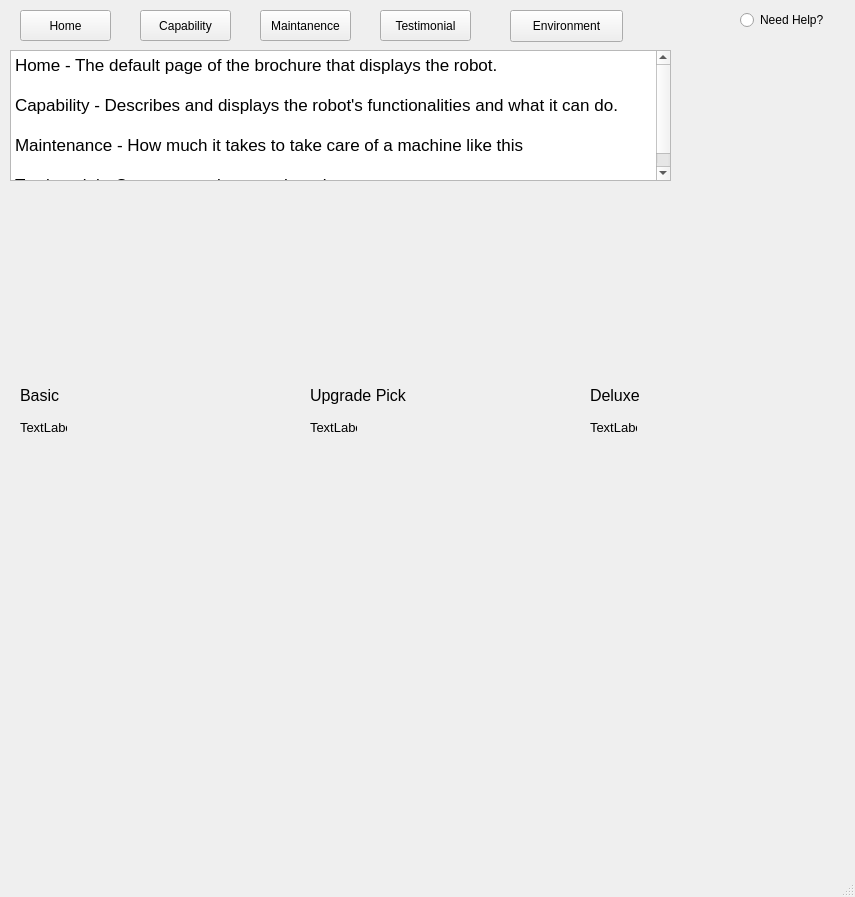
Team-llamas/Project-1, file brochure/home.ui: the form before one commit.
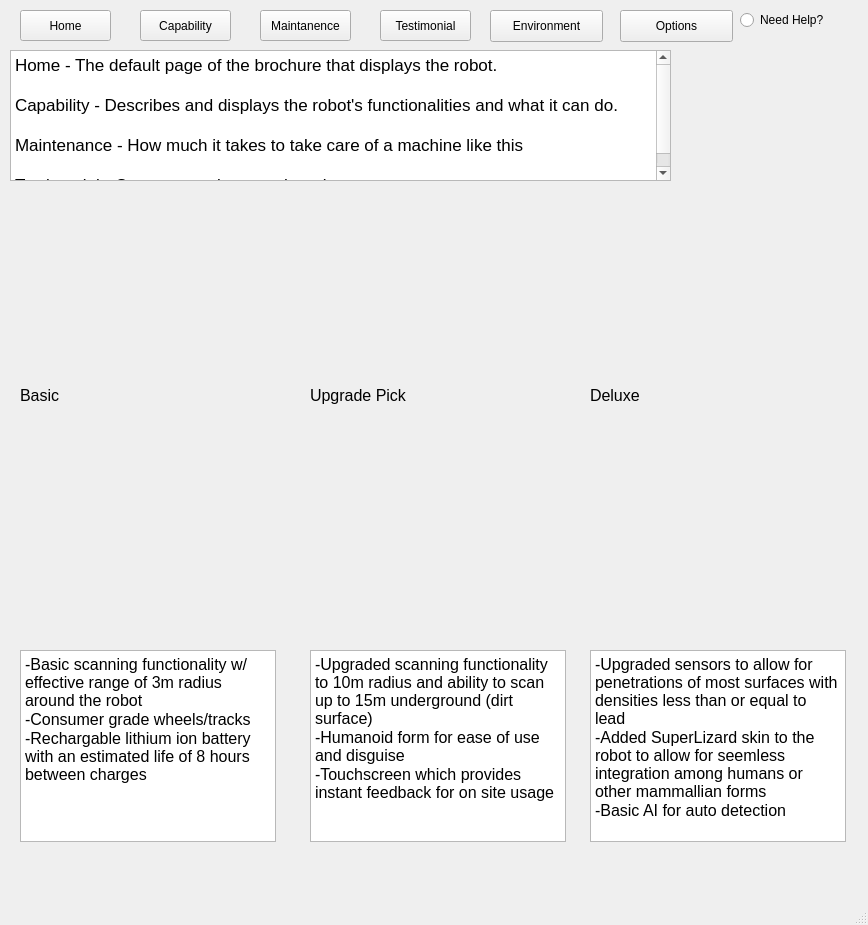
The form after the commit. The open tabs and pages were chosen to show the change. Icons and pictures are not drawn.

The edit to the form file:
```diff
--- a/brochure/home.ui
+++ b/brochure/home.ui
@@ -6,8 +6,8 @@
    <rect>
     <x>0</x>
     <y>0</y>
-    <width>855</width>
-    <height>897</height>
+    <width>868</width>
+    <height>925</height>
    </rect>
   </property>
   <property name="windowTitle">
@@ -103,7 +103,7 @@
       <x>10</x>
       <y>380</y>
       <width>841</width>
-      <height>481</height>
+      <height>501</height>
      </rect>
     </property>
     <property name="currentIndex">
@@ -776,8 +776,8 @@
        <rect>
         <x>10</x>
         <y>40</y>
-        <width>47</width>
-        <height>14</height>
+        <width>231</width>
+        <height>221</height>
        </rect>
       </property>
       <property name="font">
@@ -786,7 +786,13 @@
        </font>
       </property>
       <property name="text">
-       <string>TextLabel</string>
+       <string/>
+      </property>
+      <property name="pixmap">
+       <pixmap resource="images.qrc">:/pics/roomba.jpg</pixmap>
+      </property>
+      <property name="scaledContents">
+       <bool>true</bool>
       </property>
      </widget>
      <widget class="QLabel" name="label_15">
@@ -794,8 +800,8 @@
        <rect>
         <x>580</x>
         <y>40</y>
-        <width>47</width>
-        <height>14</height>
+        <width>241</width>
+        <height>221</height>
        </rect>
       </property>
       <property name="font">
@@ -804,7 +810,13 @@
        </font>
       </property>
       <property name="text">
-       <string>TextLabel</string>
+       <string/>
+      </property>
+      <property name="pixmap">
+       <pixmap resource="images.qrc">:/pics/terminator.jpg</pixmap>
+      </property>
+      <property name="scaledContents">
+       <bool>true</bool>
       </property>
      </widget>
      <widget class="QLabel" name="label_16">
@@ -812,8 +824,8 @@
        <rect>
         <x>300</x>
         <y>40</y>
-        <width>47</width>
-        <height>14</height>
+        <width>241</width>
+        <height>221</height>
        </rect>
       </property>
       <property name="font">
@@ -822,7 +834,109 @@
        </font>
       </property>
       <property name="text">
-       <string>TextLabel</string>
+       <string/>
+      </property>
+      <property name="pixmap">
+       <pixmap resource="images.qrc">:/pics/mediumRobot.jpg</pixmap>
+      </property>
+      <property name="scaledContents">
+       <bool>true</bool>
+      </property>
+     </widget>
+     <widget class="QTextBrowser" name="textBrowser_14">
+      <property name="geometry">
+       <rect>
+        <x>10</x>
+        <y>270</y>
+        <width>256</width>
+        <height>192</height>
+       </rect>
+      </property>
+      <property name="html">
+       <string>&lt;!DOCTYPE HTML PUBLIC &quot;-//W3C//DTD HTML 4.0//EN&quot; &quot;http://www.w3.org/TR/REC-html40/strict.dtd&quot;&gt;
+&lt;html&gt;&lt;head&gt;&lt;meta name=&quot;qrichtext&quot; content=&quot;1&quot; /&gt;&lt;style type=&quot;text/css&quot;&gt;
+p, li { white-space: pre-wrap; }
+&lt;/style&gt;&lt;/head&gt;&lt;body style=&quot; font-family:'MS Shell Dlg 2'; font-size:8.25pt; font-weight:400; font-style:normal;&quot;&gt;
+&lt;p style=&quot; margin-top:0px; margin-bottom:0px; margin-left:0px; margin-right:0px; -qt-block-indent:0; text-indent:0px;&quot;&gt;&lt;span style=&quot; font-size:12pt;&quot;&gt;-Basic scanning functionality w/ effective range of 3m radius around the robot&lt;/span&gt;&lt;/p&gt;
+&lt;p style=&quot; margin-top:0px; margin-bottom:0px; margin-left:0px; margin-right:0px; -qt-block-indent:0; text-indent:0px;&quot;&gt;&lt;span style=&quot; font-size:12pt;&quot;&gt;-Consumer grade wheels/tracks&lt;/span&gt;&lt;/p&gt;
+&lt;p style=&quot; margin-top:0px; margin-bottom:0px; margin-left:0px; margin-right:0px; -qt-block-indent:0; text-indent:0px;&quot;&gt;&lt;span style=&quot; font-size:12pt;&quot;&gt;-Rechargable lithium ion battery with an estimated life of 8 hours between charges&lt;/span&gt;&lt;/p&gt;&lt;/body&gt;&lt;/html&gt;</string>
+      </property>
+     </widget>
+     <widget class="QTextBrowser" name="textBrowser_15">
+      <property name="geometry">
+       <rect>
+        <x>300</x>
+        <y>270</y>
+        <width>256</width>
+        <height>192</height>
+       </rect>
+      </property>
+      <property name="html">
+       <string>&lt;!DOCTYPE HTML PUBLIC &quot;-//W3C//DTD HTML 4.0//EN&quot; &quot;http://www.w3.org/TR/REC-html40/strict.dtd&quot;&gt;
+&lt;html&gt;&lt;head&gt;&lt;meta name=&quot;qrichtext&quot; content=&quot;1&quot; /&gt;&lt;style type=&quot;text/css&quot;&gt;
+p, li { white-space: pre-wrap; }
+&lt;/style&gt;&lt;/head&gt;&lt;body style=&quot; font-family:'MS Shell Dlg 2'; font-size:8.25pt; font-weight:400; font-style:normal;&quot;&gt;
+&lt;p style=&quot; margin-top:0px; margin-bottom:0px; margin-left:0px; margin-right:0px; -qt-block-indent:0; text-indent:0px;&quot;&gt;&lt;span style=&quot; font-size:12pt;&quot;&gt;-Upgraded scanning functionality to 10m radius and ability to scan up to 15m underground (dirt surface)&lt;/span&gt;&lt;/p&gt;
+&lt;p style=&quot; margin-top:0px; margin-bottom:0px; margin-left:0px; margin-right:0px; -qt-block-indent:0; text-indent:0px;&quot;&gt;&lt;span style=&quot; font-size:12pt;&quot;&gt;-Humanoid form for ease of use and disguise&lt;/span&gt;&lt;/p&gt;
+&lt;p style=&quot; margin-top:0px; margin-bottom:0px; margin-left:0px; margin-right:0px; -qt-block-indent:0; text-indent:0px;&quot;&gt;&lt;span style=&quot; font-size:12pt;&quot;&gt;-Touchscreen which provides instant feedback for on site usage&lt;/span&gt;&lt;/p&gt;&lt;/body&gt;&lt;/html&gt;</string>
+      </property>
+     </widget>
+     <widget class="QTextBrowser" name="textBrowser_16">
+      <property name="geometry">
+       <rect>
+        <x>580</x>
+        <y>270</y>
+        <width>256</width>
+        <height>192</height>
+       </rect>
+      </property>
+      <property name="html">
+       <string>&lt;!DOCTYPE HTML PUBLIC &quot;-//W3C//DTD HTML 4.0//EN&quot; &quot;http://www.w3.org/TR/REC-html40/strict.dtd&quot;&gt;
+&lt;html&gt;&lt;head&gt;&lt;meta name=&quot;qrichtext&quot; content=&quot;1&quot; /&gt;&lt;style type=&quot;text/css&quot;&gt;
+p, li { white-space: pre-wrap; }
+&lt;/style&gt;&lt;/head&gt;&lt;body style=&quot; font-family:'MS Shell Dlg 2'; font-size:8.25pt; font-weight:400; font-style:normal;&quot;&gt;
+&lt;p style=&quot; margin-top:0px; margin-bottom:0px; margin-left:0px; margin-right:0px; -qt-block-indent:0; text-indent:0px;&quot;&gt;&lt;span style=&quot; font-size:12pt;&quot;&gt;-Upgraded sensors to allow for penetrations of most surfaces with densities less than or equal to lead&lt;/span&gt;&lt;/p&gt;
+&lt;p style=&quot; margin-top:0px; margin-bottom:0px; margin-left:0px; margin-right:0px; -qt-block-indent:0; text-indent:0px;&quot;&gt;&lt;span style=&quot; font-size:12pt;&quot;&gt;-Added SuperLizard skin to the robot to allow for seemless integration among humans or other mammallian forms&lt;/span&gt;&lt;/p&gt;
+&lt;p style=&quot; margin-top:0px; margin-bottom:0px; margin-left:0px; margin-right:0px; -qt-block-indent:0; text-indent:0px;&quot;&gt;&lt;span style=&quot; font-size:12pt;&quot;&gt;-Basic AI for auto detection&lt;/span&gt;&lt;/p&gt;&lt;/body&gt;&lt;/html&gt;</string>
+      </property>
+     </widget>
+    </widget>
+    <widget class="QWidget" name="indemnityPage">
+     <widget class="QLabel" name="label_17">
+      <property name="geometry">
+       <rect>
+        <x>10</x>
+        <y>10</y>
+        <width>181</width>
+        <height>31</height>
+       </rect>
+      </property>
+      <property name="font">
+       <font>
+        <pointsize>14</pointsize>
+       </font>
+      </property>
+      <property name="text">
+       <string>Indemnity Clause</string>
+      </property>
+     </widget>
+     <widget class="QTextBrowser" name="textBrowser_17">
+      <property name="geometry">
+       <rect>
+        <x>10</x>
+        <y>40</y>
+        <width>821</width>
+        <height>431</height>
+       </rect>
+      </property>
+      <property name="html">
+       <string>&lt;!DOCTYPE HTML PUBLIC &quot;-//W3C//DTD HTML 4.0//EN&quot; &quot;http://www.w3.org/TR/REC-html40/strict.dtd&quot;&gt;
+&lt;html&gt;&lt;head&gt;&lt;meta name=&quot;qrichtext&quot; content=&quot;1&quot; /&gt;&lt;style type=&quot;text/css&quot;&gt;
+p, li { white-space: pre-wrap; }
+&lt;/style&gt;&lt;/head&gt;&lt;body style=&quot; font-family:'MS Shell Dlg 2'; font-size:8.25pt; font-weight:400; font-style:normal;&quot;&gt;
+&lt;p style=&quot; margin-top:0px; margin-bottom:0px; margin-left:0px; margin-right:0px; -qt-block-indent:0; text-indent:0px;&quot;&gt;&lt;span style=&quot; font-size:14pt;&quot;&gt;Except for Lessor’s gross negligence or willful misconduct, Lessee shall indemnify, protect, defend and hold harmless the Premises, Lessor and its agents, Lessor’s master or ground lessor, partners and Lenders, from and against any and all claims, loss of rents and/or damages, liens, judgments, penalties, attorneys’ and consultants’ fees, expenses and/or liabilities arising out of, involving, or in connection with, the use and/or occupancy of the Premises by Lessee. If any action or proceeding is brought against Lessor by reason of any of the foregoing matters, Lessee shall upon notice defend the same at Lessee’s expense by counsel reasonably satisfactory to Lessor and Lessor shall cooperate with Lessee in such defense. Lessor need not have first paid any such claim in order to be defended or indemnified.&lt;/span&gt;&lt;/p&gt;
+&lt;p style=&quot;-qt-paragraph-type:empty; margin-top:0px; margin-bottom:0px; margin-left:0px; margin-right:0px; -qt-block-indent:0; text-indent:0px;&quot;&gt;&lt;br /&gt;&lt;/p&gt;
+&lt;p style=&quot; margin-top:0px; margin-bottom:0px; margin-left:0px; margin-right:0px; -qt-block-indent:0; text-indent:0px;&quot;&gt;&lt;span style=&quot; font-size:14pt;&quot;&gt;tl;dr We are not held liable for any bodily harm or injuries resulting from or as a result of our product.&lt;/span&gt;&lt;/p&gt;&lt;/body&gt;&lt;/html&gt;</string>
       </property>
      </widget>
     </widget>
@@ -830,7 +944,7 @@
    <widget class="QPushButton" name="EnvironmentButton">
     <property name="geometry">
      <rect>
-      <x>510</x>
+      <x>490</x>
       <y>10</y>
       <width>113</width>
       <height>32</height>
@@ -897,6 +1011,19 @@
 &lt;p style=&quot; margin-top:0px; margin-bottom:0px; margin-left:0px; margin-right:0px; -qt-block-indent:0; text-indent:0px;&quot;&gt;&lt;span style=&quot; font-family:'.SF NS Text'; font-size:13pt;&quot;&gt;Testimonial - Customer reviews on the robot&lt;/span&gt;&lt;/p&gt;&lt;/body&gt;&lt;/html&gt;</string>
     </property>
    </widget>
+   <widget class="QPushButton" name="OptionsButton">
+    <property name="geometry">
+     <rect>
+      <x>620</x>
+      <y>10</y>
+      <width>113</width>
+      <height>32</height>
+     </rect>
+    </property>
+    <property name="text">
+     <string>Options</string>
+    </property>
+   </widget>
   </widget>
   <widget class="QMenuBar" name="menubar">
    <property name="enabled">
```
Left out of the diff: 19 changed lines with no effect on the pictures.
